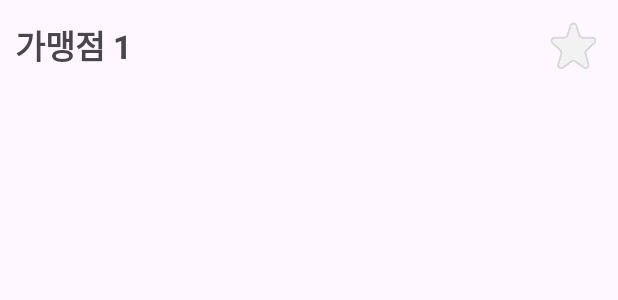
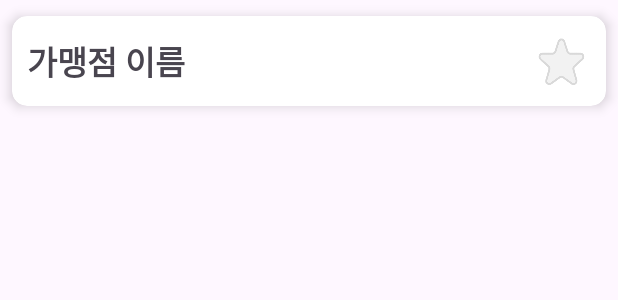
Before and after one commit to IPS-bobITsong/IPS-backend, an Android app: the layout restaurant_item.xml on its own in the app's theme, with its tools: preview values and no code run, on a phone screen of 412 x 824 dp. Shown: the top 300 px of the screen. Run offline under Robolectric (Android 15) with nearby library versions, the phone set to English and light mode, and no system bars.

Commit message:
검색 기능 구현 완료

```diff
--- a/app/build.gradle
+++ b/app/build.gradle
@@ -58,4 +58,7 @@ dependencies {
 
     implementation 'com.google.firebase:firebase-auth-ktx'
     implementation 'com.google.firebase:firebase-database-ktx'
+
+    implementation 'androidx.recyclerview:recyclerview:1.1.0'
+    implementation 'androidx.cardview:cardview:1.0.0'
 }
--- a/app/src/main/res/layout/activity_search_restaurant.xml
+++ b/app/src/main/res/layout/activity_search_restaurant.xml
@@ -6,7 +6,7 @@
     android:layout_width="match_parent"
     android:layout_height="match_parent"
     android:background="@drawable/mainbackground"
-    tools:context=".SearchRestaurantE">
+    tools:context=".SearchRestaurantActivity">
 
     <!-- 상단바 -->
     <androidx.constraintlayout.widget.ConstraintLayout
--- a/app/src/main/res/layout/restaurant_item.xml
+++ b/app/src/main/res/layout/restaurant_item.xml
@@ -4,14 +4,27 @@
     xmlns:app="http://schemas.android.com/apk/res-auto"
     xmlns:tools="http://schemas.android.com/tools"
     android:layout_width="match_parent"
+    android:layout_height="wrap_content">
+
+    <androidx.cardview.widget.CardView
+        android:layout_width="match_parent"
         android:layout_height="wrap_content"
-    android:padding="10dp">
+        app:cardCornerRadius="10dp"
+        app:cardElevation="5dp"
+        app:cardUseCompatPadding="true"
+        app:layout_constraintEnd_toEndOf="parent"
+        app:layout_constraintStart_toStartOf="parent"
+        app:layout_constraintTop_toTopOf="parent">
 
-    <!-- 기본 아이콘 (즐겨찾기 해제) -->
+        <androidx.constraintlayout.widget.ConstraintLayout
+            android:layout_width="match_parent"
+            android:layout_height="match_parent">
+
             <ImageButton
                 android:id="@+id/bookmarkBtn"
                 android:layout_width="40dp"
                 android:layout_height="40dp"
+                android:layout_margin="10dp"
                 android:background="@android:color/transparent"
                 android:scaleType="fitXY"
                 android:src="@drawable/bookmarkbeforebtn"
@@ -20,16 +33,29 @@
                 app:layout_constraintTop_toTopOf="parent"
                 android:contentDescription="북마크 버튼" />
 
-    <!-- 식당 이름 -->
             <TextView
                 android:id="@+id/restaurantName"
                 android:layout_width="wrap_content"
                 android:layout_height="wrap_content"
-        android:text="가맹점 1"
+                android:layout_margin="10dp"
+                android:text="가맹점 이름"
                 android:textStyle="bold"
                 android:textSize="10pt"
                 app:layout_constraintBottom_toBottomOf="parent"
                 app:layout_constraintStart_toStartOf="parent"
                 app:layout_constraintTop_toTopOf="parent" />
 
+            <!--            <TextView-->
+            <!--                android:id="@+id/restaurantAddress"-->
+            <!--                android:layout_width="wrap_content"-->
+            <!--                android:layout_height="wrap_content"-->
+            <!--                android:text="주소"-->
+            <!--                app:layout_constraintEnd_toEndOf="parent"-->
+            <!--                app:layout_constraintStart_toStartOf="parent"-->
+            <!--                app:layout_constraintTop_toBottomOf="@+id/restaurantName" />-->
+
         </androidx.constraintlayout.widget.ConstraintLayout>
+
+    </androidx.cardview.widget.CardView>
+
+</androidx.constraintlayout.widget.ConstraintLayout>
```
Also changed, not shown: app/src/main/java/smu/it/ips2/RestaurantBook.kt (+4 -5 lines), app/src/main/java/smu/it/ips2/SearchRestaurantActivity.kt (+43 -25 lines). Lines whose indentation alone changed are shown as unchanged.
